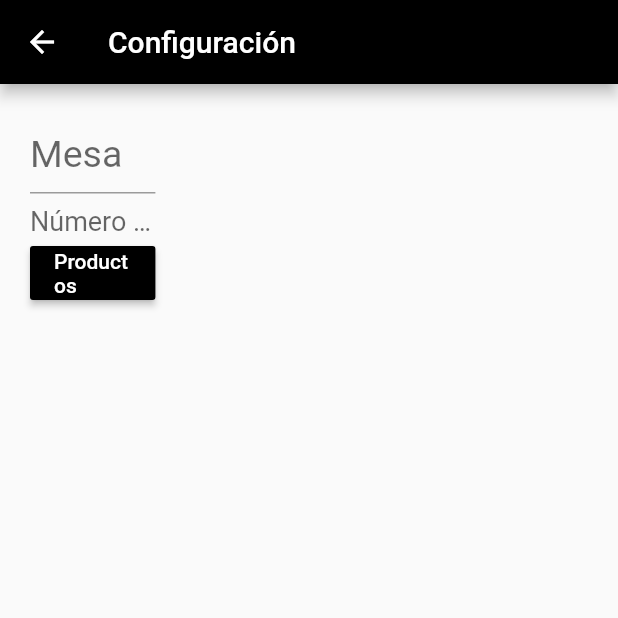
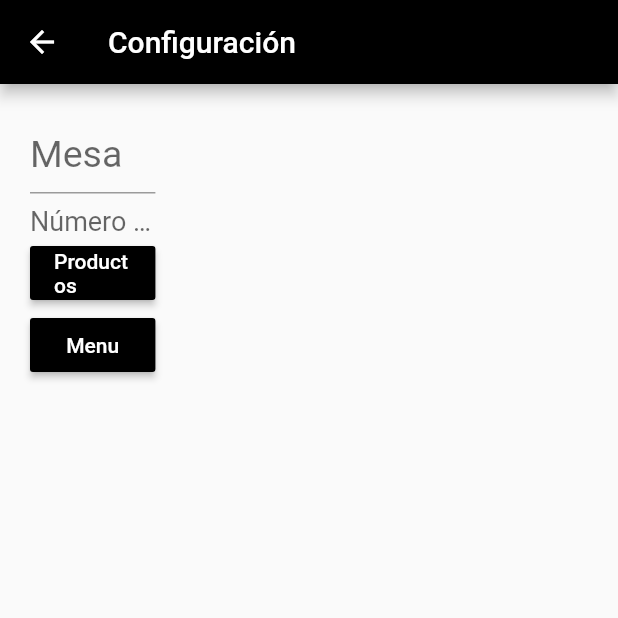
Before and after one commit to jesusdja/rest_app, a Flutter app: the ConfigPage screen opened by its route, on a phone screen of 412 x 824 dp, the top half of it. Run offline on Flutter 3.47's test engine with Material 2 defaults, Android fonts, the phone set to English and light mode, and no system bars; our stand-ins replace date_format, device_info, rxdart; missing offline and left inert: flutter_search_panel.

Commit message:
agregar menu_page en error

```diff
--- a/lib/main.dart
+++ b/lib/main.dart
@@ -4,6 +4,7 @@ import 'package:rest_app/src/blocs/provider.dart';
 import 'package:rest_app/src/pages/home_page.dart';
 import 'package:rest_app/src/pages/config_page.dart';
 import 'package:rest_app/src/pages/login_page.dart';
+import 'package:rest_app/src/pages/menu_page.dart';
 import 'package:rest_app/src/pages/producto_page.dart';
 import 'package:rest_app/src/pages/prueba_page.dart';
 import 'package:rest_app/src/pages/carta_page.dart';
@@ -22,7 +23,6 @@ class RestApp extends StatelessWidget {
 
   @override
   Widget build(BuildContext context) {
-    print(DateTime.now().day);
 
     return Provider(
       child: MaterialApp(
@@ -36,6 +36,7 @@ class RestApp extends StatelessWidget {
           'prueba'        : ( BuildContext context ) => PruebaPage(),
           'login'         : ( BuildContext context ) => LoginPage(),
           'producto'      : ( BuildContext context ) => ProductoPage(),
+          'menu'          : ( BuildContext context ) => MenuPage(),
           'buttonsMenu'   : ( BuildContext context ) => buttonsMenu(),
         },
         theme: ThemeData(
--- a/lib/src/models/menu_model.dart
+++ b/lib/src/models/menu_model.dart
@@ -16,6 +16,7 @@ class MenuModel {
     DateTime hora_ini;
     DateTime hora_fin;
     String categoria;
+    String descripcion;
 
     MenuModel({
         this.id,
@@ -24,6 +25,7 @@ class MenuModel {
         this.fecha_fin,
         this.hora_fin,
         this.hora_ini,
+        this.descripcion,
     });
 
     factory MenuModel.fromJson(Map<String, dynamic> json) => MenuModel(
@@ -33,6 +35,7 @@ class MenuModel {
         fecha_fin  : json["fecha_fin"],
         hora_fin     : json["hora_fin"],
         hora_ini     : json["hora_ini"],
+        descripcion     : json["descripcion"],
     );
 
     Map<String, dynamic> toJson() => {
@@ -42,5 +45,6 @@ class MenuModel {
         "fecha_fin"  : fecha_fin,
         "hora_fin"     : hora_fin,
         "hora_ini"     : hora_ini,
+        "descripcion"  : descripcion,
     };
 }
--- a/lib/src/pages/config_page.dart
+++ b/lib/src/pages/config_page.dart
@@ -48,6 +48,12 @@ class ConfigPage extends StatelessWidget {
             textColor: Colors.white,
             onPressed: () => Navigator.of(context).pushNamed('producto'),
             ),
+          RaisedButton(
+            child: Text('Menu'),
+            color: Colors.black,
+            textColor: Colors.white,
+            onPressed: () => Navigator.of(context).pushNamed('menu'),
+          ),
         ]
       )
     );
--- a/pubspec.yaml
+++ b/pubspec.yaml
@@ -28,9 +28,9 @@ dependencies:
   http: ^0.12.0+2
   rxdart: ^0.22.4
   flutter_search_panel: ^1.0.1
-  intl: ^0.16.0
-
-
+  intl: ^0.15.8
+  date_format: ^1.0.8
+  datetime_picker_formfield: 0.4.3
 
 dev_dependencies:
   flutter_test:
```
Also changed, not shown: lib/src/utils/botonesMenu.dart (+35 -9 lines), pubspec.lock.
